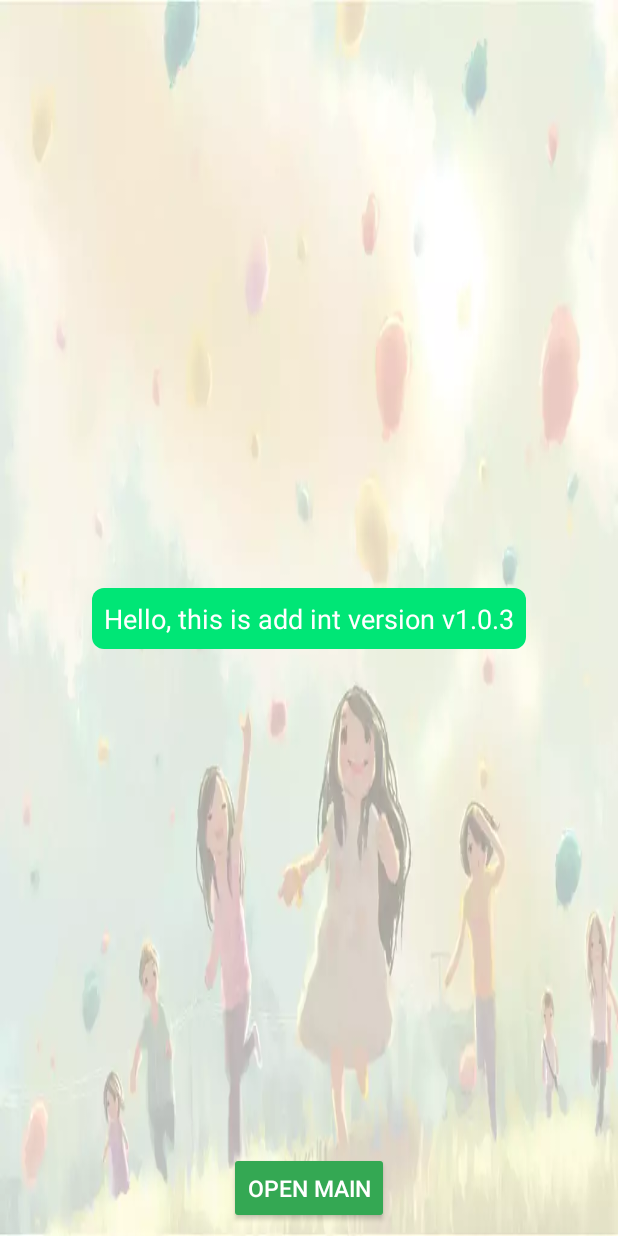
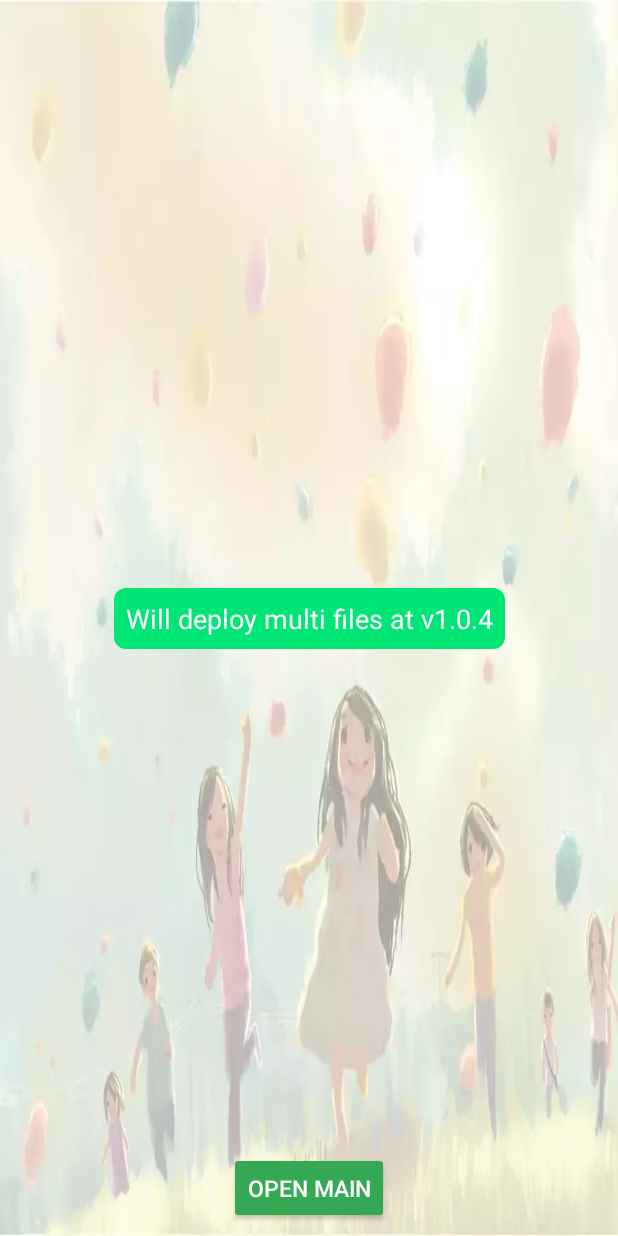
Before and after one commit to iPlanetcn/mvp-arch, an Android app: the screen it shows after launch (SplashActivity), on a phone screen of 412 x 824 dp. Run offline under Robolectric (Android 15) with nearby library versions, the phone set to English and light mode, and no system bars; our stand-ins replace ButterKnife, Dagger/Hilt's generated code, RxJava, Timber; 2 statements that could not run were skipped.

Commit message:
change config to auto deploy multi apk files

```diff
--- a/app/src/main/res/values/strings.xml
+++ b/app/src/main/res/values/strings.xml
@@ -15,6 +15,6 @@
     <string name="noti_download_apk_progress">下载中%1$d%%</string>
     <string name="noti_download_apk_ticker">开始下载</string>
     <string name="msg_download_error">下载出错</string>
-    <string name="info">Hello, this is add int version v1.0.3</string>
+    <string name="info">Will deploy multi files at v1.0.4</string>
 
 </resources>
```
Also changed, not shown: 1 other file.
